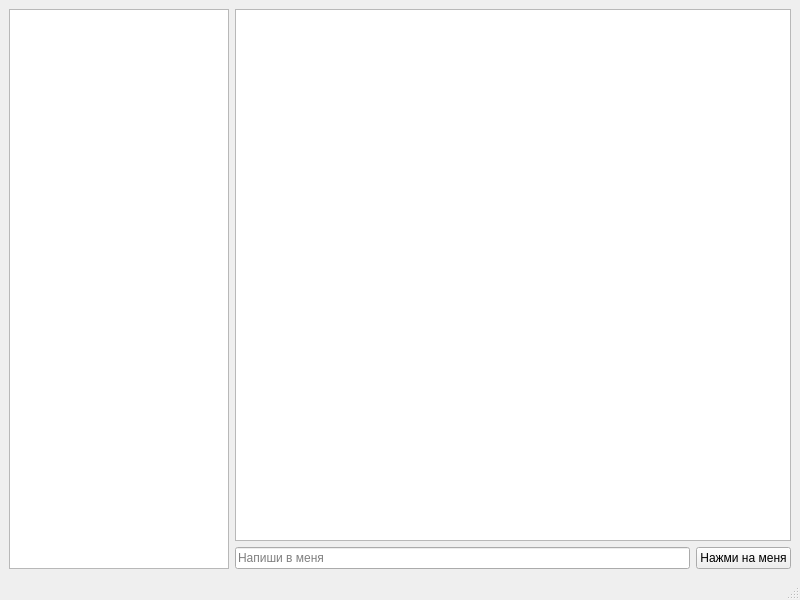
This is client/ChatWindow.ui in x-c-c/cvcn as Qt 5 draws it before an edit. The edited form follows.
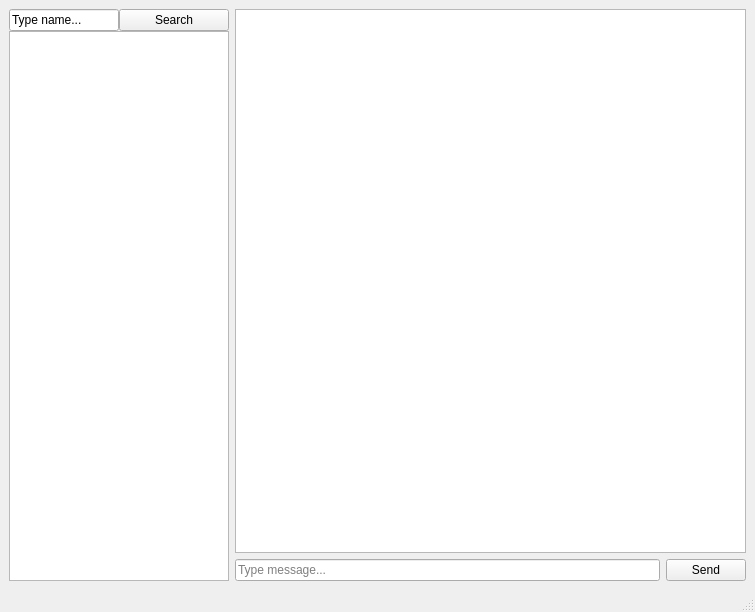
This is the edited form.

Patch:
```diff
--- a/client/ChatWindow.ui
+++ b/client/ChatWindow.ui
@@ -6,16 +6,51 @@
    <rect>
     <x>0</x>
     <y>0</y>
-    <width>800</width>
-    <height>600</height>
+    <width>755</width>
+    <height>612</height>
    </rect>
   </property>
   <property name="windowTitle">
    <string>MainWindow</string>
   </property>
   <widget class="QWidget" name="centralwidget">
+   <layout class="QGridLayout" name="gridLayout_3">
+    <item row="0" column="0">
+     <layout class="QVBoxLayout" name="verticalLayout_2">
+      <property name="spacing">
+       <number>0</number>
+      </property>
+      <item>
    <layout class="QHBoxLayout" name="horizontalLayout_2">
     <item>
+         <widget class="QLineEdit" name="searchLineEdit">
+          <property name="sizePolicy">
+           <sizepolicy hsizetype="Fixed" vsizetype="Fixed">
+            <horstretch>0</horstretch>
+            <verstretch>0</verstretch>
+           </sizepolicy>
+          </property>
+          <property name="maximumSize">
+           <size>
+            <width>180</width>
+            <height>16777215</height>
+           </size>
+          </property>
+          <property name="text">
+           <string>Type name...</string>
+          </property>
+         </widget>
+        </item>
+        <item>
+         <widget class="QPushButton" name="findPushButton">
+          <property name="text">
+           <string>Search</string>
+          </property>
+         </widget>
+        </item>
+       </layout>
+      </item>
+      <item>
      <widget class="QListWidget" name="chatsListWidget">
       <property name="maximumSize">
        <size>
@@ -25,7 +60,9 @@
       </property>
      </widget>
     </item>
-    <item>
+     </layout>
+    </item>
+    <item row="0" column="1">
      <layout class="QVBoxLayout" name="verticalLayout">
       <item>
        <widget class="QTextBrowser" name="messagesTextBrowser">
@@ -39,14 +76,14 @@
         <item>
          <widget class="QLineEdit" name="messageLineEdit">
           <property name="placeholderText">
-           <string>Напиши в меня</string>
+           <string>Type message...</string>
           </property>
          </widget>
         </item>
         <item>
          <widget class="QPushButton" name="sendPushButton">
           <property name="text">
-           <string>Нажми на меня</string>
+           <string>Send</string>
           </property>
          </widget>
         </item>
```
Left out of the diff: 2 changed lines with no effect on the pictures. Lines whose indentation alone changed are shown as unchanged.
